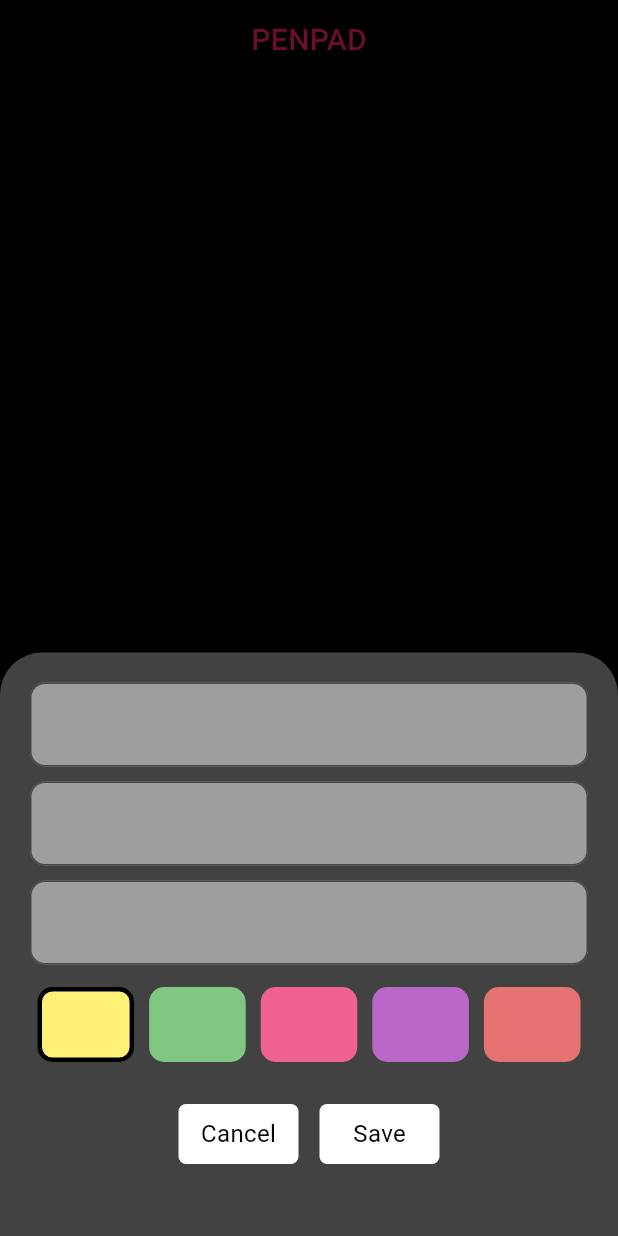
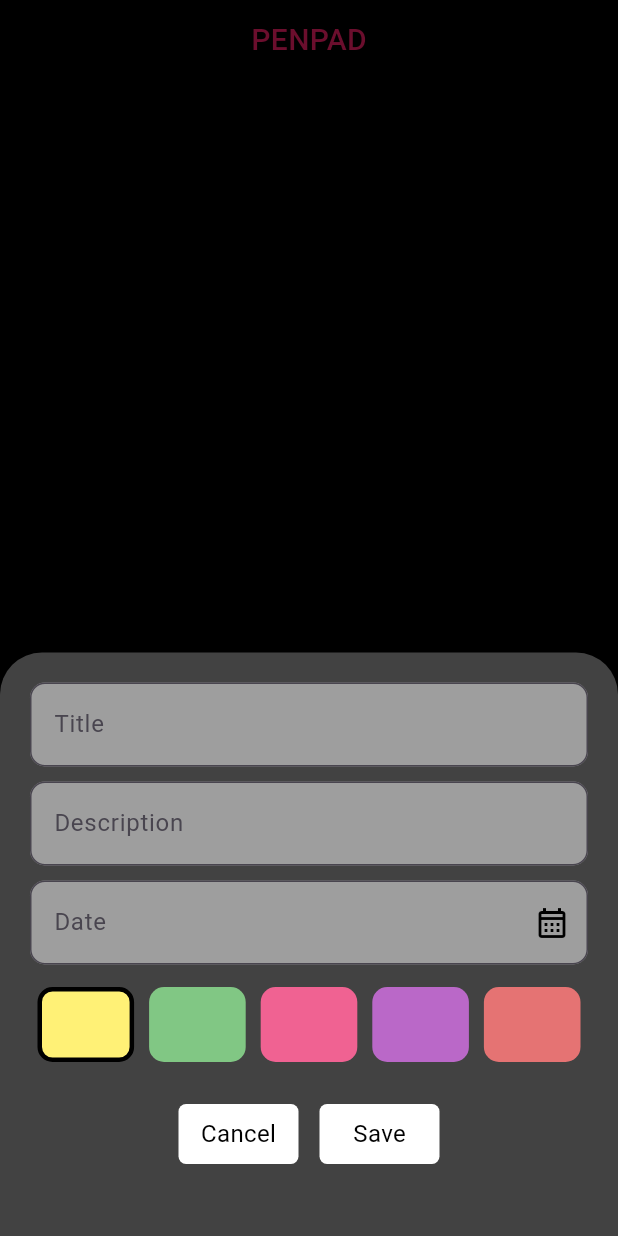
Before and after one commit to sradhabee/note_app, a Flutter app: the screen it shows after launch, after a tap on the "add" icon, on a phone screen of 412 x 824 dp. Run offline on Flutter 3.47's test engine with Material 3 defaults, Android fonts, the phone set to English and light mode, and no system bars; our stand-ins replace hive_flutter, lottie, share_plus; accounts and stored records are empty.

```diff
--- a/lib/main.dart
+++ b/lib/main.dart
@@ -1,7 +1,12 @@
 import 'package:flutter/material.dart';
+import 'package:hive_flutter/hive_flutter.dart';
+import 'package:note_app/utils/app_sessions.dart';
 import 'package:note_app/view/splash_screen/splash_screen.dart';
 
-void main(){
+Future <void> main() async {
+  //step 1
+ await Hive.initFlutter();
+ var box = await Hive.openBox(AppSessions.NOTEBOX);
   runApp(MyApp());
 
 }
--- /dev/null
+++ b/lib/utils/app_sessions.dart
@@ -0,0 +1,3 @@
+class AppSessions{
+  static const String  NOTEBOX ="noteBox";
+}
--- a/lib/view/note_screen/note_screen.dart
+++ b/lib/view/note_screen/note_screen.dart
@@ -1,7 +1,10 @@
 import 'package:flutter/cupertino.dart';
 import 'package:flutter/material.dart';
 import 'package:flutter/widgets.dart';
+import 'package:hive_flutter/hive_flutter.dart';
+import 'package:intl/intl.dart';
 import 'package:note_app/dummy_db.dart';
+import 'package:note_app/utils/app_sessions.dart';
 import 'package:note_app/view/note_screen/note_card.dart';
 
 class NoteScreen extends StatefulWidget {
@@ -16,6 +19,25 @@ class _NoteScreenState extends State<NoteScreen> {
   TextEditingController descpController = TextEditingController();
   TextEditingController dateController = TextEditingController();
   int selectedColorIndex=0;
+
+
+  //step 2
+
+  var noteBox = Hive.box(AppSessions.NOTEBOX);
+
+  //step 4
+  List noteKeys = [];
+
+
+
+  @override
+  void initState() {
+    noteKeys = noteBox.keys.toList();
+    setState(() {});
+    super.initState();
+  }
+
+
 
   @override
   Widget build(BuildContext context) {
@@ -40,16 +62,22 @@ class _NoteScreenState extends State<NoteScreen> {
             children: [
               Text("PENPAD",style: TextStyle(color: Colors.pink,fontSize: 20,fontWeight: FontWeight.w500),),
               SizedBox(height: 40,),
-              Expanded(child: ListView.separated(itemBuilder: (context, index) => NoteCard(
+              Expanded(child: ListView.separated(itemBuilder: (context, index) {
+
+
+                var currentNote = noteBox.get(noteKeys[index]);
+
+
+                return NoteCard(
 
                 //for editing
 
 
                 onEdit: () {
-                  titleController.text=DummyDb.notesList[index]["title"];
-                  descpController.text=DummyDb.notesList[index]["descp"];
-                  dateController.text=DummyDb.notesList[index]["date"];
-                  selectedColorIndex=DummyDb.notesList[index]["colorIndex"];
+                  titleController.text=currentNote["title"];
+                  descpController.text=currentNote["descp"];
+                  dateController.text=currentNote["date"];
+                  selectedColorIndex=currentNote["colorIndex"];
                   //titleController=TextEditingController(text: DummyDb.notesList[index]["title"]);
                   setState(() {
 
@@ -62,12 +90,16 @@ class _NoteScreenState extends State<NoteScreen> {
 
 
                onDelete: (){
-                DummyDb.notesList.removeAt(index);
+               noteBox.delete(noteKeys[index]);
+               noteKeys = noteBox.keys.toList();
                 setState(() {
 
                 });
-               }, descp: DummyDb.notesList[index]["descp"].toString(), title: DummyDb.notesList[index]["title"].toString(), date: DummyDb.notesList[index]["date"].toString(), noteColor: DummyDb.noteColors[DummyDb.notesList[index]["colorIndex"]],
-              ), separatorBuilder: (context, index) => SizedBox(height: 10,), itemCount:DummyDb.notesList.length))
+               }, descp: currentNote["descp"],
+               title:currentNote["title"],
+               date: currentNote["date"],
+                noteColor: DummyDb.noteColors[currentNote["colorIndex"]],
+              );}, separatorBuilder: (context, index) => SizedBox(height: 10,), itemCount:noteKeys.length))
             ],
           ),
         ),
@@ -92,6 +124,7 @@ class _NoteScreenState extends State<NoteScreen> {
                 TextFormField(
                   controller: titleController,
                   decoration: InputDecoration(
+                    hintText: "Title",
                     fillColor: Colors.grey,
                     filled: true,
                     border: OutlineInputBorder(
@@ -106,6 +139,7 @@ class _NoteScreenState extends State<NoteScreen> {
                 TextFormField(
                   controller: descpController,
                   decoration: InputDecoration(
+                    hintText: "Description",
                     fillColor: Colors.grey,
                     filled: true,
                     border: OutlineInputBorder(
@@ -118,8 +152,22 @@ class _NoteScreenState extends State<NoteScreen> {
                 ),
                 SizedBox(height: 10,),
                 TextFormField(
+                  readOnly: true,
                   controller: dateController,
                   decoration: InputDecoration(
+                    hintText: "Date",
+                    suffixIcon: IconButton(onPressed: () async {
+
+
+                  var selectedDate  = await showDatePicker(context: context, firstDate: DateTime(2024), lastDate: DateTime.now());
+                  if(selectedDate!=null){
+                       dateController.text= DateFormat("dd-MMM-y").format(selectedDate);
+
+                  }
+
+
+
+                    }, icon: Icon(Icons.calendar_month_outlined,color: Colors.black,)),
                     fillColor: Colors.grey,
                     filled: true,
                     border: OutlineInputBorder(
@@ -181,17 +229,26 @@ class _NoteScreenState extends State<NoteScreen> {
                     SizedBox(width: 14,),
                 InkWell(
                   onTap:(){
-                    isEdit?DummyDb.notesList[itemIndex!]={
+                    if(isEdit==true){
+                    noteBox.put(noteKeys[itemIndex!],{
                       "title":titleController.text,
                       "descp":descpController.text,
                       "date":dateController.text,
-                      "colorIndex": selectedColorIndex
-                    }   :  DummyDb.notesList.add({
+                      "colorIndex": selectedColorIndex ,
+                    });
+                    }else{
+                       noteBox.add({ // step 3     , to add new note to hive storage
                     "title":titleController.text,
                     "descp":descpController.text,
                     "date":dateController.text,
                     "colorIndex":selectedColorIndex
                    });
+                    }
+
+
+                    noteKeys = noteBox.keys.toList();    // to update the keys list after adding a note
+
+
                   Navigator.pop(context);
                   setState(() {
 
--- a/pubspec.yaml
+++ b/pubspec.yaml
@@ -39,6 +39,7 @@ dependencies:
   share_plus: ^10.0.0
   hive: ^2.2.3
   hive_flutter: ^1.1.0
+  intl: ^0.19.0
 
 dev_dependencies:
   flutter_test:
```
Also changed, not shown: pubspec.lock, 23 other files.
